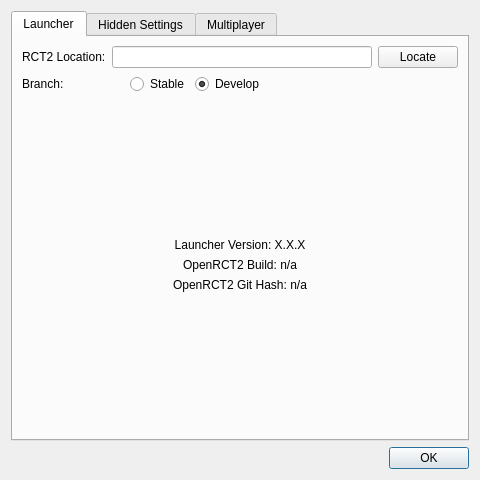
The window that configuration.ui (LRFLEW/OpenRCT2Launcher) describes before a commit, drawn with Qt 5.
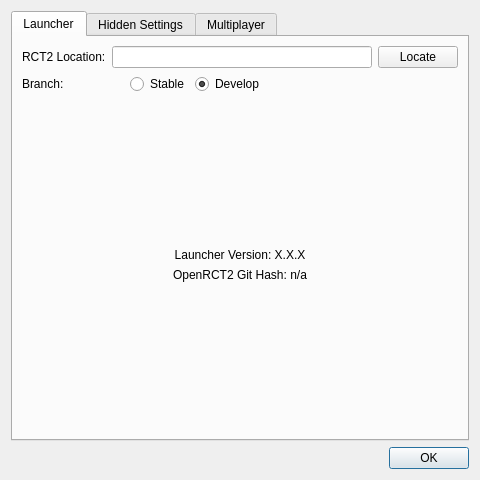
The same window after the commit.

Commit message: Remove references to misleading "Build ID"

Patch:
```diff
--- a/configuration.ui
+++ b/configuration.ui
@@ -153,19 +153,6 @@
          </property>
         </widget>
        </item>
-       <item>
-        <widget class="QLabel" name="buildVersionMsg">
-         <property name="text">
-          <string>OpenRCT2 Build: n/a</string>
-         </property>
-         <property name="alignment">
-          <set>Qt::AlignCenter</set>
-         </property>
-         <property name="textInteractionFlags">
-          <set>Qt::LinksAccessibleByMouse|Qt::TextSelectableByKeyboard|Qt::TextSelectableByMouse</set>
-         </property>
-        </widget>
-       </item>
        <item>
         <widget class="QLabel" name="buildHashMsg">
          <property name="text">
```
The commit also changes 1 other file.
